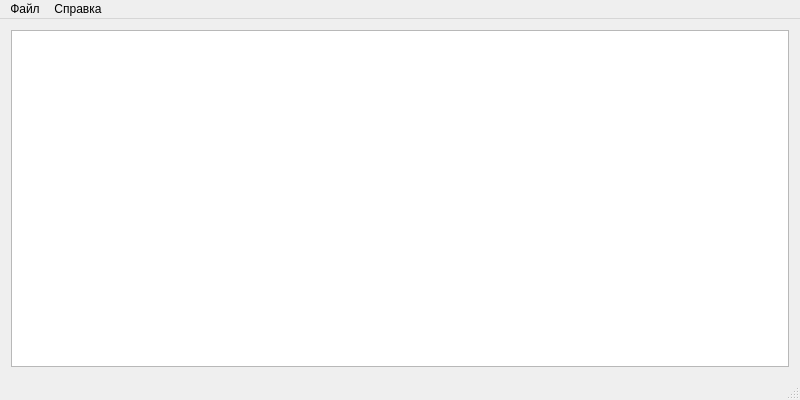
Above: Text_editor/texteditor.ui from FerKosNik/Text_editor_Marat before the change. Below: the same form after it.
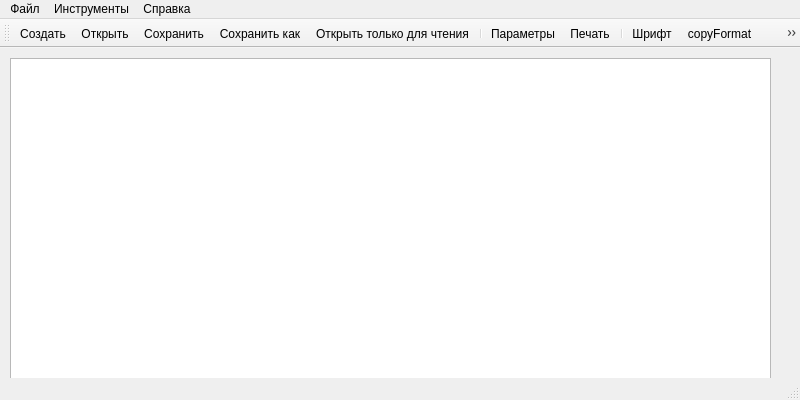
That is the form after the change. Icons and pictures are not drawn.

```diff
--- a/Text_editor/texteditor.ui
+++ b/Text_editor/texteditor.ui
@@ -13,12 +13,27 @@
   <property name="windowTitle">
    <string>TextEditor</string>
   </property>
+  <property name="styleSheet">
+   <string notr="true"/>
+  </property>
   <widget class="QWidget" name="centralWidget">
-   <layout class="QVBoxLayout" name="verticalLayout">
-    <item>
-     <widget class="QTextEdit" name="textEdit"/>
-    </item>
-   </layout>
+   <property name="styleSheet">
+    <string notr="true"/>
+   </property>
+   <widget class="QSplitter" name="splitter">
+    <property name="geometry">
+     <rect>
+      <x>10</x>
+      <y>10</y>
+      <width>761</width>
+      <height>321</height>
+     </rect>
+    </property>
+    <property name="orientation">
+     <enum>Qt::Horizontal</enum>
+    </property>
+    <widget class="QTextEdit" name="textEdit"/>
+   </widget>
   </widget>
   <widget class="QStatusBar" name="statusBar"/>
   <widget class="QMenuBar" name="menuBar">
@@ -48,9 +63,46 @@
     <addaction name="actionAbout"/>
     <addaction name="separator"/>
    </widget>
+   <widget class="QMenu" name="menu">
+    <property name="title">
+     <string>Инструменты</string>
+    </property>
+    <addaction name="actionSettings"/>
+   </widget>
    <addaction name="menuFile"/>
+   <addaction name="menu"/>
    <addaction name="menuEdit"/>
   </widget>
+  <widget class="QToolBar" name="toolBar">
+   <property name="windowTitle">
+    <string>toolBar</string>
+   </property>
+   <attribute name="toolBarArea">
+    <enum>TopToolBarArea</enum>
+   </attribute>
+   <attribute name="toolBarBreak">
+    <bool>false</bool>
+   </attribute>
+   <addaction name="actionNew"/>
+   <addaction name="actionOpen"/>
+   <addaction name="actionSave"/>
+   <addaction name="actionSave_as"/>
+   <addaction name="actionReadOnly"/>
+   <addaction name="separator"/>
+   <addaction name="actionSettings"/>
+   <addaction name="actionPrint"/>
+   <addaction name="separator"/>
+   <addaction name="actionFont"/>
+   <addaction name="actioncopyFormat"/>
+   <addaction name="actionpasteFormat"/>
+   <addaction name="separator"/>
+   <addaction name="actionLeftAlign"/>
+   <addaction name="actionCenterAlign"/>
+   <addaction name="actionRightAlign"/>
+   <addaction name="actionJustify"/>
+   <addaction name="separator"/>
+   <addaction name="actionAbout"/>
+  </widget>
   <action name="actionNew">
    <property name="icon">
     <iconset resource="texteditor.qrc">
@@ -135,6 +187,138 @@
     <string>Справка по текстовому редактору</string>
    </property>
   </action>
+  <action name="actionReadOnly">
+   <property name="icon">
+    <iconset resource="texteditor.qrc">
+     <normaloff>:/images/readOnly.png</normaloff>:/images/readOnly.png</iconset>
+   </property>
+   <property name="text">
+    <string>Открыть только для чтения</string>
+   </property>
+  </action>
+  <action name="actionRussian">
+   <property name="icon">
+    <iconset resource="texteditor.qrc">
+     <normaloff>:/images/Russia.png</normaloff>:/images/Russia.png</iconset>
+   </property>
+   <property name="text">
+    <string>Russian</string>
+   </property>
+  </action>
+  <action name="actionEnglish">
+   <property name="icon">
+    <iconset resource="texteditor.qrc">
+     <normaloff>:/images/English.png</normaloff>:/images/English.png</iconset>
+   </property>
+   <property name="text">
+    <string>English</string>
+   </property>
+  </action>
+  <action name="actionSettings">
+   <property name="icon">
+    <iconset resource="texteditor.qrc">
+     <normaloff>:/images/settings.png</normaloff>:/images/settings.png</iconset>
+   </property>
+   <property name="text">
+    <string>Параметры</string>
+   </property>
+  </action>
+  <action name="actionPrint">
+   <property name="icon">
+    <iconset resource="texteditor.qrc">
+     <normaloff>:/images/print.png</normaloff>:/images/print.png</iconset>
+   </property>
+   <property name="text">
+    <string>Печать</string>
+   </property>
+   <property name="toolTip">
+    <string>Печать</string>
+   </property>
+  </action>
+  <action name="actionFont">
+   <property name="icon">
+    <iconset resource="texteditor.qrc">
+     <normaloff>:/images/font.png</normaloff>:/images/font.png</iconset>
+   </property>
+   <property name="text">
+    <string>Шрифт</string>
+   </property>
+   <property name="toolTip">
+    <string>Вид шрифта</string>
+   </property>
+  </action>
+  <action name="actioncopyFormat">
+   <property name="icon">
+    <iconset resource="texteditor.qrc">
+     <normaloff>:/images/copyFont.png</normaloff>:/images/copyFont.png</iconset>
+   </property>
+   <property name="text">
+    <string>copyFormat</string>
+   </property>
+   <property name="toolTip">
+    <string>Копировать формат</string>
+   </property>
+  </action>
+  <action name="actionpasteFormat">
+   <property name="icon">
+    <iconset resource="texteditor.qrc">
+     <normaloff>:/images/pasteFont.png</normaloff>:/images/pasteFont.png</iconset>
+   </property>
+   <property name="text">
+    <string>pasteFormat</string>
+   </property>
+   <property name="toolTip">
+    <string>Вставить формат</string>
+   </property>
+  </action>
+  <action name="actionLeftAlign">
+   <property name="icon">
+    <iconset resource="texteditor.qrc">
+     <normaloff>:/images/left.png</normaloff>:/images/left.png</iconset>
+   </property>
+   <property name="text">
+    <string>LeftAlign</string>
+   </property>
+   <property name="toolTip">
+    <string>Выравнивание по левому краю</string>
+   </property>
+  </action>
+  <action name="actionCenterAlign">
+   <property name="icon">
+    <iconset resource="texteditor.qrc">
+     <normaloff>:/images/center.png</normaloff>:/images/center.png</iconset>
+   </property>
+   <property name="text">
+    <string>CenterAlign</string>
+   </property>
+   <property name="toolTip">
+    <string>Выравнивание по центру</string>
+   </property>
+  </action>
+  <action name="actionRightAlign">
+   <property name="icon">
+    <iconset resource="texteditor.qrc">
+     <normaloff>:/images/right.png</normaloff>:/images/right.png</iconset>
+   </property>
+   <property name="text">
+    <string>RightAlign</string>
+   </property>
+   <property name="toolTip">
+    <string>Выравнивание по правому краю</string>
+   </property>
+  </action>
+  <action name="actionJustify">
+   <property name="icon">
+    <iconset resource="texteditor.qrc">
+     <normaloff>:/images/justify.png</normaloff>:/images/justify.png</iconset>
+   </property>
+   <property name="text">
+    <string>Justify</string>
+   </property>
+   <property name="toolTip">
+    <string>Выравнивание по ширине</string>
+   </property>
+  </action>
  </widget>
  <layoutdefault spacing="6" margin="11"/>
  <resources>
```
Left out of the diff: 18 changed lines with no effect on the pictures.
